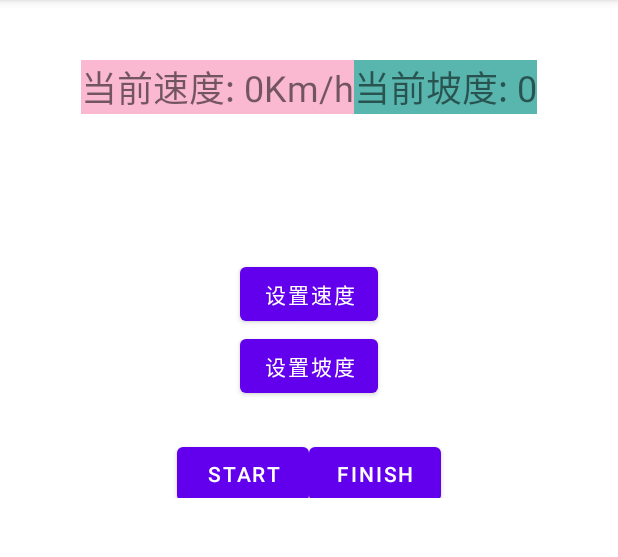
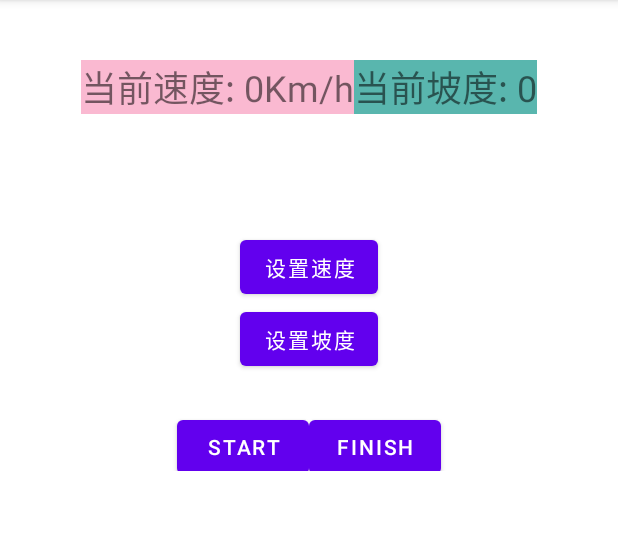
Before and after one commit to LJY200005/Treadmill, an Android app: the screen it shows after launch (MainActivity), on a phone screen of 412 x 824 dp, the part 84-641 px from its top. Run offline under Robolectric (Android 15) with nearby library versions, the phone set to English and light mode, and no system bars.

Commit message:
修改布局

```diff
--- a/app/src/main/res/layout/activity_main.xml
+++ b/app/src/main/res/layout/activity_main.xml
@@ -9,8 +9,8 @@
 
     <LinearLayout
         android:layout_width="match_parent"
-        android:layout_height="match_parent"
-        android:layout_marginTop="228dp"
+        android:layout_height="wrap_content"
+        android:layout_marginTop="210dp"
         android:gravity="center"
         android:orientation="vertical"
         app:layout_constraintStart_toStartOf="parent"
@@ -32,9 +32,8 @@
         <LinearLayout
             android:layout_width="match_parent"
             android:layout_height="match_parent"
-            android:orientation="horizontal"
             android:gravity="center"
-            >
+            android:orientation="horizontal">
 
             <Button
                 android:id="@+id/buttonStartPause"
```
